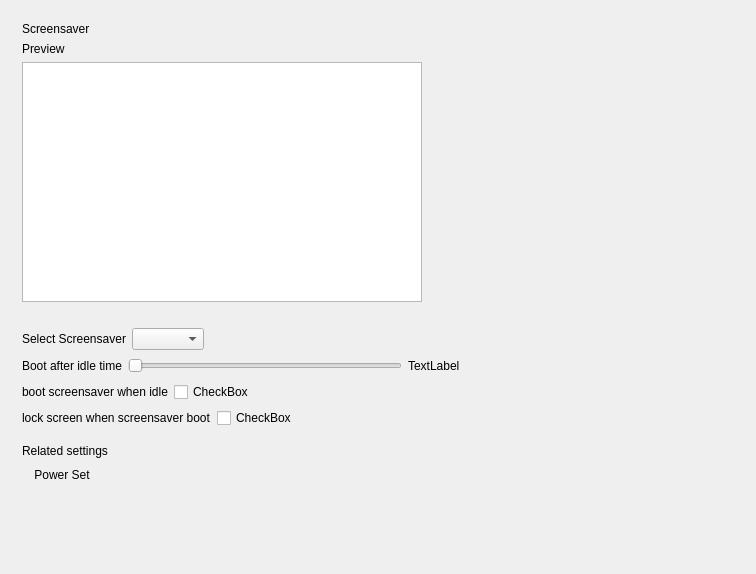
Before: the Qt Designer form plugins/personalized/screensaver/screensaver.ui in ukui/ukui-control-center, drawn with Qt 5.
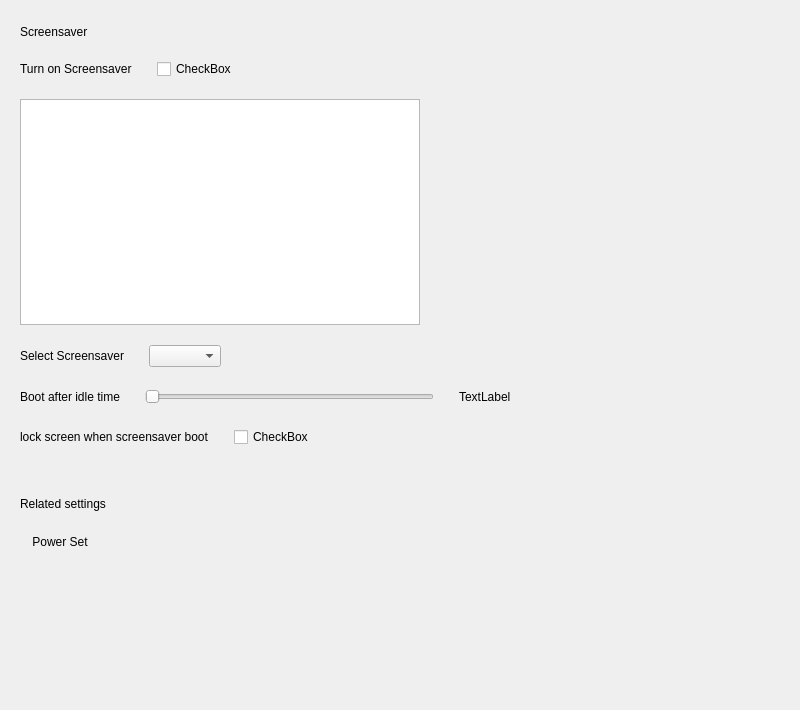
After: the same form once the commit is applied.

```diff
--- a/plugins/personalized/screensaver/screensaver.ui
+++ b/plugins/personalized/screensaver/screensaver.ui
@@ -6,61 +6,166 @@
    <rect>
     <x>0</x>
     <y>0</y>
-    <width>756</width>
-    <height>574</height>
+    <width>800</width>
+    <height>710</height>
    </rect>
   </property>
   <property name="minimumSize">
    <size>
-    <width>756</width>
-    <height>574</height>
+    <width>800</width>
+    <height>710</height>
    </size>
   </property>
   <property name="maximumSize">
    <size>
-    <width>756</width>
-    <height>574</height>
+    <width>800</width>
+    <height>710</height>
    </size>
   </property>
   <property name="windowTitle">
    <string>Screensaver</string>
   </property>
   <layout class="QVBoxLayout" name="verticalLayout_2">
+   <property name="spacing">
+    <number>0</number>
+   </property>
+   <property name="leftMargin">
+    <number>0</number>
+   </property>
+   <property name="topMargin">
+    <number>0</number>
+   </property>
+   <property name="rightMargin">
+    <number>0</number>
+   </property>
+   <property name="bottomMargin">
+    <number>0</number>
+   </property>
    <item>
     <widget class="QStackedWidget" name="StackedWidget">
-     <widget class="QWidget" name="verticalStackedWidgetPage1">
+     <widget class="QWidget" name="Page1">
       <layout class="QVBoxLayout" name="verticalLayout">
+       <property name="spacing">
+        <number>20</number>
+       </property>
+       <property name="leftMargin">
+        <number>20</number>
+       </property>
+       <property name="topMargin">
+        <number>25</number>
+       </property>
+       <property name="rightMargin">
+        <number>0</number>
+       </property>
+       <property name="bottomMargin">
+        <number>0</number>
+       </property>
        <item>
         <widget class="QLabel" name="label">
+         <property name="sizePolicy">
+          <sizepolicy hsizetype="Fixed" vsizetype="Fixed">
+           <horstretch>0</horstretch>
+           <verstretch>0</verstretch>
+          </sizepolicy>
+         </property>
          <property name="text">
           <string>Screensaver</string>
          </property>
+         <property name="scaledContents">
+          <bool>true</bool>
+         </property>
+         <property name="stylesize" stdset="0">
+          <string>title1#</string>
+         </property>
         </widget>
        </item>
        <item>
-        <widget class="QLabel" name="label_2">
+        <layout class="QHBoxLayout" name="horizontalLayout_4">
+         <property name="spacing">
+          <number>25</number>
+         </property>
+         <item>
+          <widget class="QLabel" name="label_8">
+           <property name="sizePolicy">
+            <sizepolicy hsizetype="Fixed" vsizetype="Fixed">
+             <horstretch>0</horstretch>
+             <verstretch>0</verstretch>
+            </sizepolicy>
+           </property>
          <property name="text">
-          <string>Preview</string>
-         </property>
+            <string>Turn on Screensaver</string>
+           </property>
+           <property name="scaledContents">
+            <bool>true</bool>
+           </property>
         </widget>
        </item>
        <item>
-        <layout class="QHBoxLayout" name="horizontalLayout">
+          <widget class="QCheckBox" name="activeCheckBox">
+           <property name="text">
+            <string>CheckBox</string>
+           </property>
+          </widget>
+         </item>
+         <item>
+          <spacer name="horizontalSpacer_7">
+           <property name="orientation">
+            <enum>Qt::Horizontal</enum>
+           </property>
+           <property name="sizeHint" stdset="0">
+            <size>
+             <width>40</width>
+             <height>20</height>
+            </size>
+           </property>
+          </spacer>
+         </item>
+        </layout>
+       </item>
+       <item>
+        <widget class="QWidget" name="widget" native="true">
+         <layout class="QVBoxLayout" name="verticalLayout_4">
          <property name="spacing">
+           <number>20</number>
+          </property>
+          <property name="leftMargin">
+           <number>0</number>
+          </property>
+          <property name="topMargin">
+           <number>0</number>
+          </property>
+          <property name="rightMargin">
+           <number>0</number>
+          </property>
+          <property name="bottomMargin">
+           <number>0</number>
+          </property>
+          <item>
+           <layout class="QHBoxLayout" name="horizontalLayout_6">
+            <property name="spacing">
+             <number>0</number>
+            </property>
+            <property name="leftMargin">
           <number>0</number>
          </property>
          <item>
           <widget class="QGraphicsView" name="graphicsView">
+              <property name="sizePolicy">
+               <sizepolicy hsizetype="Fixed" vsizetype="Fixed">
+                <horstretch>0</horstretch>
+                <verstretch>0</verstretch>
+               </sizepolicy>
+              </property>
            <property name="minimumSize">
             <size>
              <width>400</width>
-             <height>240</height>
+                <height>226</height>
             </size>
            </property>
            <property name="maximumSize">
             <size>
              <width>400</width>
-             <height>240</height>
+                <height>226</height>
             </size>
            </property>
           </widget>
@@ -81,28 +186,24 @@
         </layout>
        </item>
        <item>
-        <spacer name="verticalSpacer">
-         <property name="orientation">
-          <enum>Qt::Vertical</enum>
-         </property>
-         <property name="sizeType">
-          <enum>QSizePolicy::Fixed</enum>
-         </property>
-         <property name="sizeHint" stdset="0">
-          <size>
-           <width>20</width>
-           <height>20</height>
-          </size>
-         </property>
-        </spacer>
-       </item>
-       <item>
-        <layout class="QHBoxLayout" name="horizontalLayout_2">
+           <layout class="QHBoxLayout" name="horizontalLayout_7">
+            <property name="spacing">
+             <number>25</number>
+            </property>
          <item>
           <widget class="QLabel" name="label_3">
+              <property name="sizePolicy">
+               <sizepolicy hsizetype="Fixed" vsizetype="Fixed">
+                <horstretch>0</horstretch>
+                <verstretch>0</verstretch>
+               </sizepolicy>
+              </property>
            <property name="text">
             <string>Select Screensaver</string>
            </property>
+              <property name="scaledContents">
+               <bool>true</bool>
+              </property>
           </widget>
          </item>
          <item>
@@ -124,12 +225,24 @@
         </layout>
        </item>
        <item>
-        <layout class="QHBoxLayout" name="horizontalLayout_3">
+           <layout class="QHBoxLayout" name="horizontalLayout_2">
+            <property name="spacing">
+             <number>25</number>
+            </property>
          <item>
           <widget class="QLabel" name="label_4">
+              <property name="sizePolicy">
+               <sizepolicy hsizetype="Fixed" vsizetype="Fixed">
+                <horstretch>0</horstretch>
+                <verstretch>0</verstretch>
+               </sizepolicy>
+              </property>
            <property name="text">
             <string>Boot after idle time</string>
            </property>
+              <property name="scaledContents">
+               <bool>true</bool>
+              </property>
           </widget>
          </item>
          <item>
@@ -141,9 +254,18 @@
          </item>
          <item>
           <widget class="QLabel" name="idleLabel">
+              <property name="sizePolicy">
+               <sizepolicy hsizetype="Fixed" vsizetype="Fixed">
+                <horstretch>0</horstretch>
+                <verstretch>0</verstretch>
+               </sizepolicy>
+              </property>
            <property name="text">
             <string>TextLabel</string>
            </property>
+              <property name="scaledContents">
+               <bool>true</bool>
+              </property>
           </widget>
          </item>
          <item>
@@ -162,43 +284,24 @@
         </layout>
        </item>
        <item>
-        <layout class="QHBoxLayout" name="horizontalLayout_7">
-         <item>
-          <widget class="QLabel" name="label_7">
-           <property name="text">
-            <string>boot screensaver when idle</string>
-           </property>
-          </widget>
-         </item>
-         <item>
-          <widget class="QCheckBox" name="activeCheckBox">
-           <property name="text">
-            <string>CheckBox</string>
-           </property>
-          </widget>
-         </item>
-         <item>
-          <spacer name="horizontalSpacer_6">
-           <property name="orientation">
-            <enum>Qt::Horizontal</enum>
-           </property>
-           <property name="sizeHint" stdset="0">
-            <size>
-             <width>40</width>
-             <height>20</height>
-            </size>
-           </property>
-          </spacer>
-         </item>
-        </layout>
-       </item>
-       <item>
-        <layout class="QHBoxLayout" name="lockscreenHLayout">
+           <layout class="QHBoxLayout" name="horizontalLayout_3">
+            <property name="spacing">
+             <number>25</number>
+            </property>
          <item>
           <widget class="QLabel" name="label_5">
+              <property name="sizePolicy">
+               <sizepolicy hsizetype="Fixed" vsizetype="Fixed">
+                <horstretch>0</horstretch>
+                <verstretch>0</verstretch>
+               </sizepolicy>
+              </property>
            <property name="text">
             <string>lock screen when screensaver boot</string>
            </property>
+              <property name="scaledContents">
+               <bool>true</bool>
+              </property>
           </widget>
          </item>
          <item>
@@ -209,7 +312,7 @@
           </widget>
          </item>
          <item>
-          <spacer name="horizontalSpacer_5">
+             <spacer name="horizontalSpacer_6">
            <property name="orientation">
             <enum>Qt::Horizontal</enum>
            </property>
@@ -223,8 +326,11 @@
          </item>
         </layout>
        </item>
+         </layout>
+        </widget>
+       </item>
        <item>
-        <spacer name="verticalSpacer_2">
+        <spacer name="verticalSpacer">
          <property name="orientation">
           <enum>Qt::Vertical</enum>
          </property>
@@ -234,16 +340,28 @@
          <property name="sizeHint" stdset="0">
           <size>
            <width>20</width>
-           <height>10</height>
+           <height>30</height>
           </size>
          </property>
         </spacer>
        </item>
        <item>
         <widget class="QLabel" name="label_6">
+         <property name="sizePolicy">
+          <sizepolicy hsizetype="Fixed" vsizetype="Fixed">
+           <horstretch>0</horstretch>
+           <verstretch>0</verstretch>
+          </sizepolicy>
+         </property>
          <property name="text">
           <string>Related settings</string>
          </property>
+         <property name="scaledContents">
+          <bool>true</bool>
+         </property>
+         <property name="stylesize" stdset="0">
+          <string>title1#</string>
+         </property>
         </widget>
        </item>
        <item>
```
Lines whose indentation alone changed are shown as unchanged.
